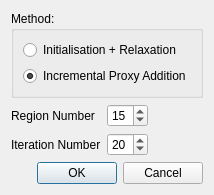
The window that src/components/Segmentation/VSA/src/dialSettings.ui (MEPP-team/MEPP) describes before a commit, drawn with Qt 5.
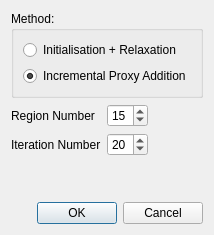
The same window after the commit.

The edit to the form file:
```diff
--- a/src/components/Segmentation/VSA/src/dialSettings.ui
+++ b/src/components/Segmentation/VSA/src/dialSettings.ui
@@ -14,6 +14,9 @@
    <string>Settings</string>
   </property>
   <layout class="QVBoxLayout" name="verticalLayout">
+   <property name="sizeConstraint">
+    <enum>QLayout::SetFixedSize</enum>
+   </property>
    <item>
     <widget class="QGroupBox" name="groupBox">
      <property name="title">
```
